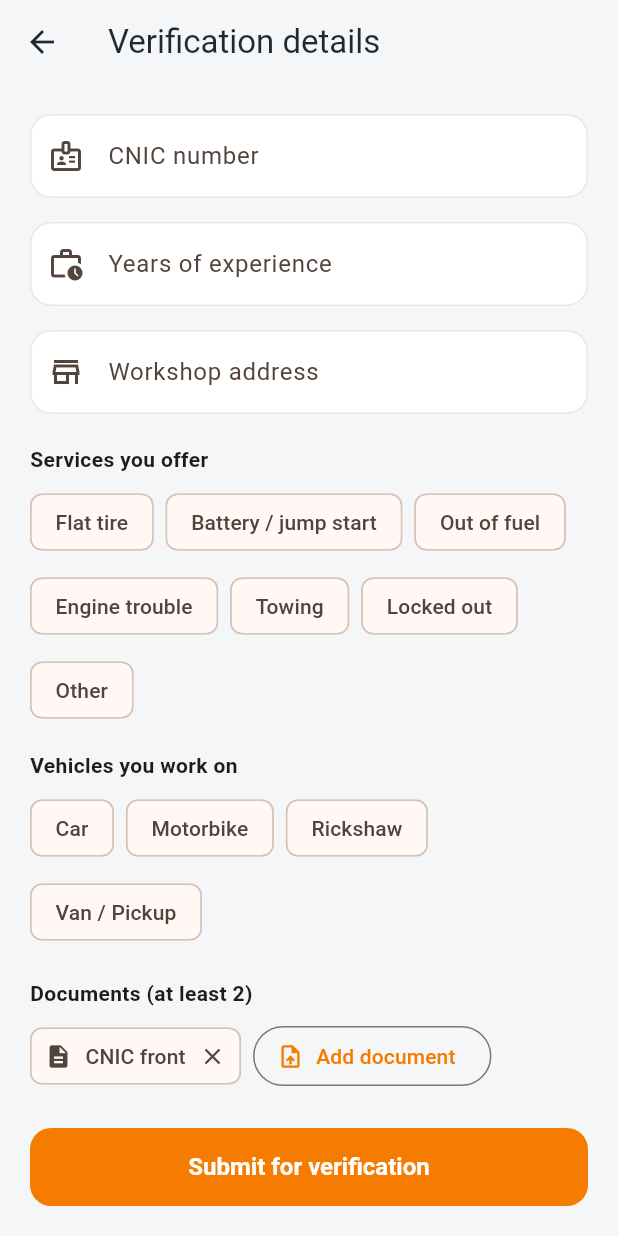
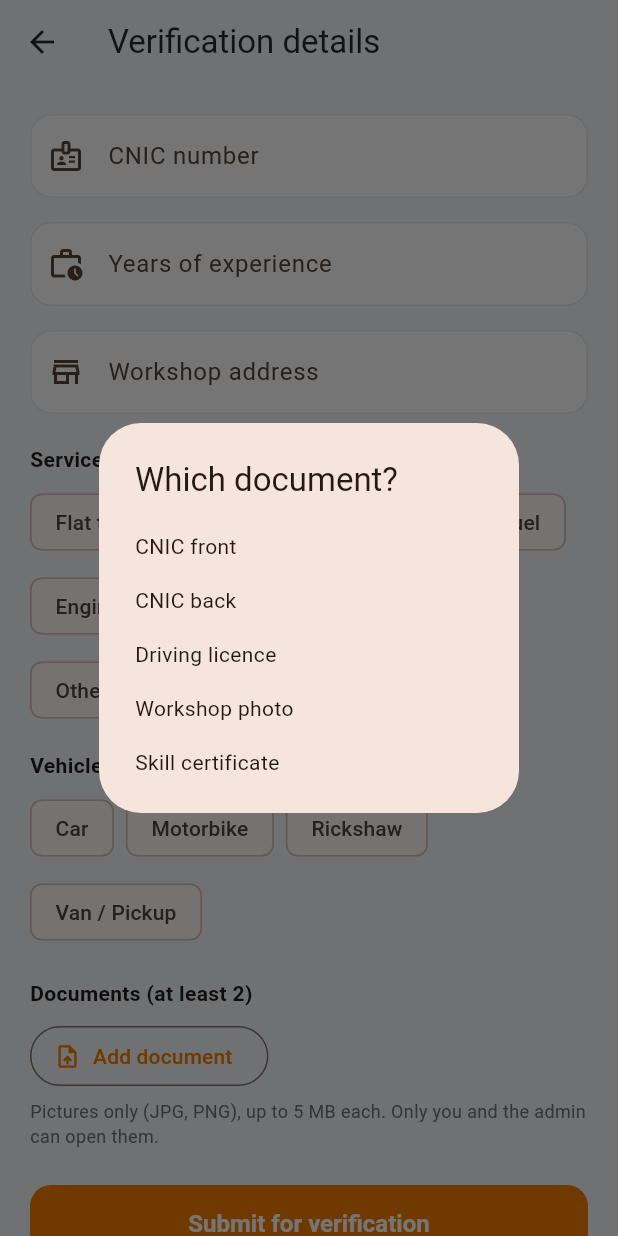
Before and after one commit to mansoorKhan39/FixOnWay, a Flutter app: the VerificationFormScreen screen opened by its route, after a tap on "Add document", on a phone screen of 412 x 824 dp. Run offline on Flutter 3.47's test engine with Material 3 defaults, Android fonts, the light colour scheme and no system bars; our stand-ins replace cloud_firestore, firebase_auth, firebase_core, flutter_map, geolocator, image_picker and 2 more; accounts and stored records are empty.

Commit message:
Update FixOnWay backend and appto upload documents

```diff
--- a/lib/core/constants/app_config.dart
+++ b/lib/core/constants/app_config.dart
@@ -6,11 +6,6 @@
 ///
 /// Run with `--dart-define=USE_MOCK=true` to use in-memory data instead (no
 /// backend needed, nothing is saved).
-///
-/// Free photo upload (Cloudinary, no card needed):
-/// `--dart-define=CLOUDINARY_CLOUD=<cloud name>`
-/// `--dart-define=CLOUDINARY_PRESET=<unsigned upload preset>`
-/// Without both values photos stay in demo mode (name and size only).
 class AppConfig {
   AppConfig._();
 
@@ -20,12 +15,4 @@ class AppConfig {
     'API_URL',
     defaultValue: 'http://localhost:5000',
   );
-
-  static const String cloudinaryCloud =
-      String.fromEnvironment('CLOUDINARY_CLOUD');
-  static const String cloudinaryPreset =
-      String.fromEnvironment('CLOUDINARY_PRESET');
-
-  static bool get photoUploadEnabled =>
-      cloudinaryCloud.isNotEmpty && cloudinaryPreset.isNotEmpty;
 }
--- a/lib/main.dart
+++ b/lib/main.dart
@@ -36,6 +36,7 @@ import 'services/chat_service.dart';
 import 'services/job_service.dart';
 import 'services/mechanic_service.dart';
 import 'services/payment_service.dart';
+import 'services/photo_service.dart';
 import 'services/request_service.dart';
 import 'services/review_service.dart';
 import 'services/vehicle_service.dart';
@@ -50,6 +51,7 @@ Future<void> main() async {
   final ReviewRepository reviewRepository;
   final ApplicationRepository applicationRepository;
   final AuditRepository auditRepository;
+  PhotoService photoService = const PhotoService();
 
   if (AppConfig.useMock) {
     // Run with: flutter run -d chrome --dart-define=USE_MOCK=true
@@ -72,6 +74,7 @@ Future<void> main() async {
     reviewRepository = ApiReviewRepository(api);
     applicationRepository = ApiApplicationRepository(api);
     auditRepository = ApiAuditRepository(api);
+    photoService = PhotoService(api: api);
   }
 
   final RequestService requestService = RequestService(requestRepository);
@@ -121,6 +124,7 @@ Future<void> main() async {
       mechanicController: mechanicController,
       chatController: chatController,
       adminController: adminController,
+      photoService: photoService,
     ),
   );
 }
--- /dev/null
+++ b/lib/models/document_ref.dart
@@ -0,0 +1,24 @@
+/// A verification document in `MechanicApplication.documents`.
+///
+/// An uploaded one is stored as `Label::fileId` (for example
+/// `CNIC front::665f...`). A plain `Label` is a document without a file
+/// (demo mode or old data).
+class DocumentRef {
+  const DocumentRef(this.label, this.fileId);
+
+  factory DocumentRef.parse(String value) {
+    final int at = value.indexOf(separator);
+    if (at < 0) return DocumentRef(value, null);
+    final String id = value.substring(at + separator.length);
+    return DocumentRef(value.substring(0, at), id.isEmpty ? null : id);
+  }
+
+  static const String separator = '::';
+
+  final String label;
+  final String? fileId;
+
+  bool get hasFile => fileId != null;
+
+  String encode() => fileId == null ? label : '$label$separator$fileId';
+}
--- a/lib/screens/mechanic/verification_form_screen.dart
+++ b/lib/screens/mechanic/verification_form_screen.dart
@@ -3,13 +3,16 @@ import 'package:provider/provider.dart';
 
 import '../../controllers/auth_controller.dart';
 import '../../controllers/mechanic_controller.dart';
+import '../../core/errors/app_exception.dart';
 import '../../core/theme/app_theme.dart';
 import '../../core/utils/validators.dart';
 import '../../core/widgets/app_text_field.dart';
 import '../../core/widgets/error_banner.dart';
 import '../../core/widgets/primary_button.dart';
+import '../../models/document_ref.dart';
 import '../../models/enums/problem_type.dart';
 import '../../models/enums/vehicle_type.dart';
+import '../../services/photo_service.dart';
 
 /// UC-23: details and documents for verification.
 class VerificationFormScreen extends StatefulWidget {
@@ -36,6 +39,8 @@ class _VerificationFormScreenState extends State<VerificationFormScreen> {
   final Set<VehicleType> _vehicles = <VehicleType>{};
   final List<String> _documents = <String>[];
   String? _choiceError;
+  String? _documentError;
+  bool _uploading = false;
 
   @override
   void initState() {
@@ -51,13 +56,45 @@ class _VerificationFormScreenState extends State<VerificationFormScreen> {
     super.dispose();
   }
 
-  void _addDocument() {
-    // Demo: a real file picker is added with the backend stage.
-    for (final String name in _documentNames) {
-      if (!_documents.contains(name)) {
-        setState(() => _documents.add(name));
-        return;
+  /// Asks which document it is, then picks the picture and uploads it.
+  Future<void> _addDocument() async {
+    final Set<String> used = <String>{
+      for (final String d in _documents) DocumentRef.parse(d).label,
+    };
+    final List<String> choices =
+        _documentNames.where((String n) => !used.contains(n)).toList();
+    if (choices.isEmpty) return;
+    final PhotoService service = context.read<PhotoService>();
+    final String? label = await showDialog<String>(
+      context: context,
+      builder: (BuildContext context) => SimpleDialog(
+        title: const Text('Which document?'),
+        children: <Widget>[
+          for (final String name in choices)
+            SimpleDialogOption(
+              onPressed: () => Navigator.of(context).pop(name),
+              child: Text(name),
+            ),
+        ],
+      ),
+    );
+    if (label == null || !mounted) return;
+    setState(() {
+      _documentError = null;
+      _uploading = true;
+    });
+    try {
+      final String? saved = await service.pickDocument(label);
+      if (!mounted) return;
+      if (saved != null) setState(() => _documents.add(saved));
+    } on AppException catch (e) {
+      if (mounted) setState(() => _documentError = e.message);
+    } catch (_) {
+      if (mounted) {
+        setState(() => _documentError = 'Could not upload the picture. Try again.');
       }
+    } finally {
+      if (mounted) setState(() => _uploading = false);
     }
   }
 
@@ -195,18 +232,42 @@ class _VerificationFormScreenState extends State<VerificationFormScreen> {
                     children: <Widget>[
                       for (final String d in _documents)
                         InputChip(
-                          avatar: const Icon(Icons.description, size: 18),
-                          label: Text(d),
+                          avatar: Icon(
+                            DocumentRef.parse(d).hasFile
+                                ? Icons.check_circle
+                                : Icons.description,
+                            size: 18,
+                          ),
+                          label: Text(DocumentRef.parse(d).label),
                           onDeleted: () =>
                               setState(() => _documents.remove(d)),
                         ),
                       if (_documents.length < _documentNames.length)
                         OutlinedButton.icon(
-                          onPressed: _addDocument,
-                          icon: const Icon(Icons.upload_file),
-                          label: const Text('Add document'),
+                          onPressed: _uploading ? null : _addDocument,
+                          icon: _uploading
+                              ? const SizedBox(
+                                  width: 16,
+                                  height: 16,
+                                  child: CircularProgressIndicator(strokeWidth: 2),
+                                )
+                              : const Icon(Icons.upload_file),
+                          label: Text(_uploading ? 'Uploading...' : 'Add document'),
                         ),
                     ],
+                  ),
+                  if (_documentError != null)
+                    Padding(
+                      padding: const EdgeInsets.only(top: 6),
+                      child: Text(
+                        _documentError!,
+                        style: const TextStyle(color: AppColors.error, fontSize: 12),
+                      ),
+                    ),
+                  const SizedBox(height: 4),
+                  const Text(
+                    'Pictures only (JPG, PNG), up to 5 MB each. Only you and the admin can open them.',
+                    style: TextStyle(color: AppColors.textMuted, fontSize: 12),
                   ),
                   const SizedBox(height: 24),
                   PrimaryButton(
```
Also changed, not shown: lib/repositories/api/api_client.dart (+43 -1 lines), lib/screens/admin/approvals_tab.dart (+72 -3 lines), lib/services/photo_service.dart (+48 -56 lines), 10 other files.
